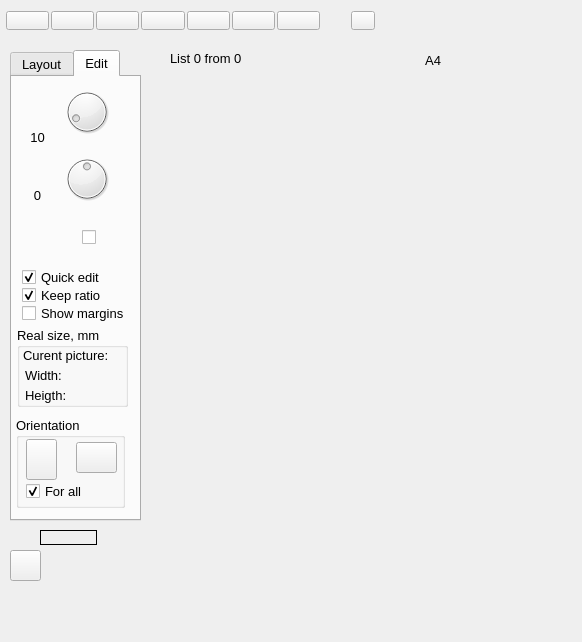
First picture: the form in mainwindow.ui, repository viktand/vap4, before the edit.
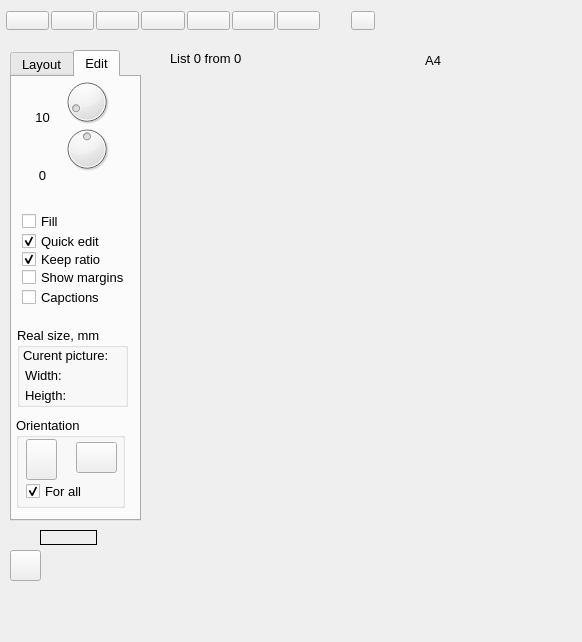
Second picture: the form after the edit. The open tabs and pages were chosen to show the change. Icons and pictures are not drawn.

What changed in the file:
```diff
--- a/mainwindow.ui
+++ b/mainwindow.ui
@@ -673,8 +673,8 @@
      <widget class="QLabel" name="label_4">
       <property name="geometry">
        <rect>
-        <x>10</x>
-        <y>20</y>
+        <x>20</x>
+        <y>10</y>
         <width>24</width>
         <height>24</height>
        </rect>
@@ -693,7 +693,7 @@
       <property name="geometry">
        <rect>
         <x>50</x>
-        <y>10</y>
+        <y>0</y>
         <width>50</width>
         <height>50</height>
        </rect>
@@ -711,9 +711,9 @@
      <widget class="QLabel" name="label_5">
       <property name="geometry">
        <rect>
-        <x>10</x>
-        <y>50</y>
-        <width>31</width>
+        <x>20</x>
+        <y>30</y>
+        <width>21</width>
         <height>20</height>
        </rect>
       </property>
@@ -727,8 +727,8 @@
      <widget class="QLabel" name="label_6">
       <property name="geometry">
        <rect>
-        <x>10</x>
-        <y>80</y>
+        <x>17</x>
+        <y>60</y>
         <width>32</width>
         <height>32</height>
        </rect>
@@ -747,7 +747,7 @@
       <property name="geometry">
        <rect>
         <x>50</x>
-        <y>70</y>
+        <y>40</y>
         <width>50</width>
         <height>64</height>
        </rect>
@@ -765,9 +765,9 @@
      <widget class="QLabel" name="label_7">
       <property name="geometry">
        <rect>
-        <x>10</x>
-        <y>110</y>
-        <width>31</width>
+        <x>20</x>
+        <y>90</y>
+        <width>21</width>
         <height>16</height>
        </rect>
       </property>
@@ -778,33 +778,17 @@
        <set>Qt::AlignCenter</set>
       </property>
      </widget>
-     <widget class="QLabel" name="label_8">
-      <property name="geometry">
-       <rect>
-        <x>10</x>
-        <y>140</y>
-        <width>32</width>
-        <height>32</height>
-       </rect>
-      </property>
-      <property name="text">
-       <string/>
-      </property>
-      <property name="pixmap">
-       <pixmap resource="res.qrc">:/new/prefix1/fill</pixmap>
-      </property>
-     </widget>
      <widget class="QCheckBox" name="checkBox_4">
       <property name="geometry">
        <rect>
-        <x>70</x>
-        <y>150</y>
-        <width>21</width>
-        <height>21</height>
+        <x>10</x>
+        <y>136</y>
+        <width>91</width>
+        <height>16</height>
        </rect>
       </property>
       <property name="text">
-       <string/>
+       <string>Fill</string>
       </property>
       <property name="tristate">
        <bool>false</bool>
@@ -814,7 +798,7 @@
       <property name="geometry">
        <rect>
         <x>10</x>
-        <y>190</y>
+        <y>154</y>
         <width>101</width>
         <height>21</height>
        </rect>
@@ -917,7 +901,7 @@
       <property name="geometry">
        <rect>
         <x>10</x>
-        <y>208</y>
+        <y>172</y>
         <width>111</width>
         <height>21</height>
        </rect>
@@ -985,7 +969,7 @@
       <property name="geometry">
        <rect>
         <x>10</x>
-        <y>226</y>
+        <y>190</y>
         <width>111</width>
         <height>21</height>
        </rect>
@@ -997,6 +981,19 @@
        <bool>false</bool>
       </property>
      </widget>
+     <widget class="QCheckBox" name="checkBox_6">
+      <property name="geometry">
+       <rect>
+        <x>10</x>
+        <y>210</y>
+        <width>111</width>
+        <height>21</height>
+       </rect>
+      </property>
+      <property name="text">
+       <string>Capctions</string>
+      </property>
+     </widget>
     </widget>
    </widget>
    <widget class="QWidget" name="horizontalLayoutWidget_2">
```
